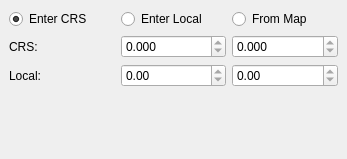
This is grid/grid_dock_base.ui in lparchaeology/ArkPlan as Qt 5 draws it before an edit. The edited form follows.
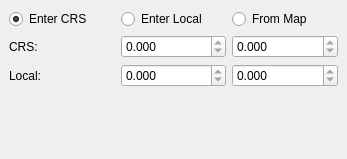
This is the edited form. Custom widgets are drawn as their Qt base class.

Commit message: Clean-up grid dialog and settings

What changed in the file:
```diff
--- a/grid/grid_dock_base.ui
+++ b/grid/grid_dock_base.ui
@@ -105,6 +105,9 @@
         <property name="readOnly">
          <bool>true</bool>
         </property>
+        <property name="decimals">
+         <number>3</number>
+        </property>
         <property name="maximum">
          <double>999.990000000000009</double>
         </property>
@@ -115,6 +118,9 @@
         <property name="readOnly">
          <bool>true</bool>
         </property>
+        <property name="decimals">
+         <number>3</number>
+        </property>
         <property name="maximum">
          <double>999.990000000000009</double>
         </property>
```
The commit also changes 9 other files.
